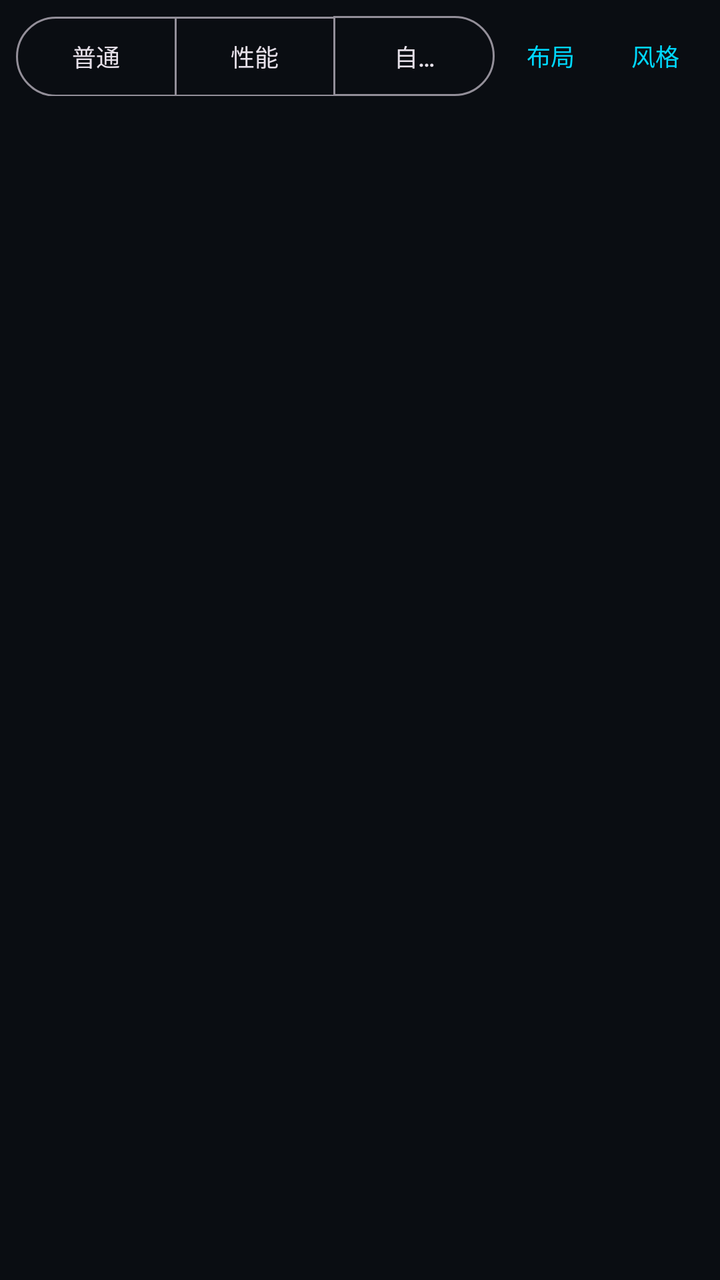
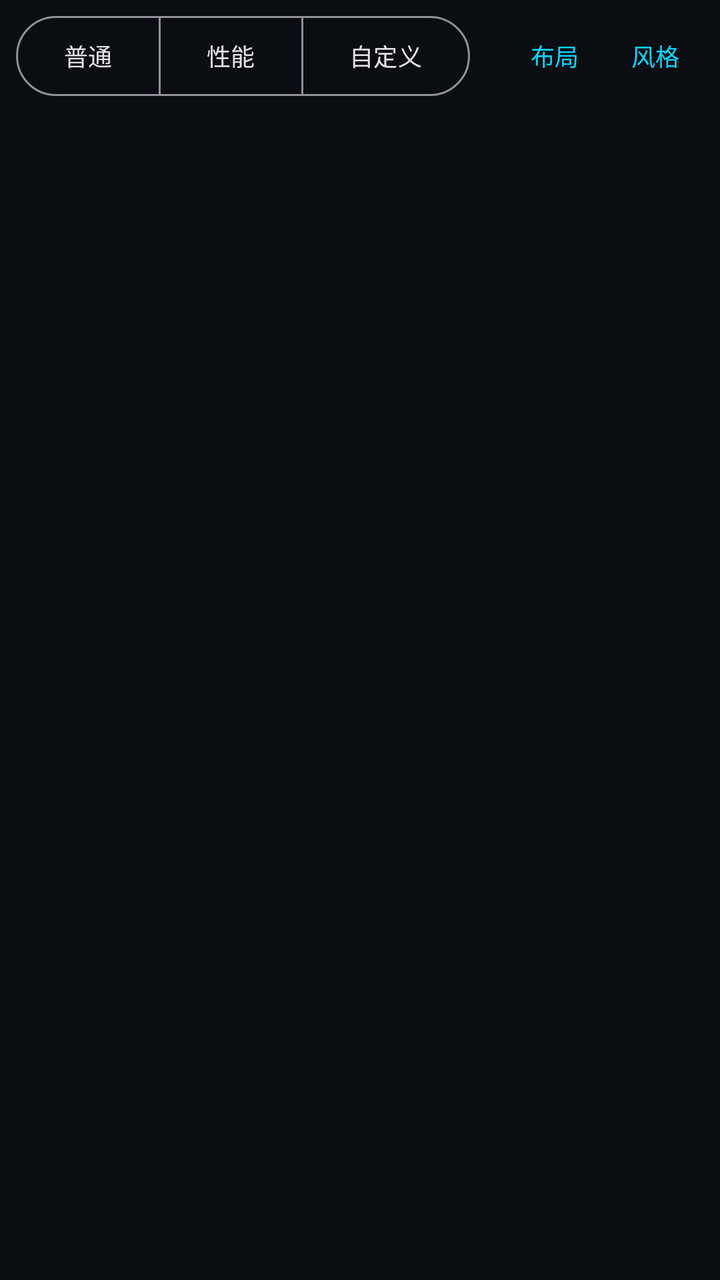

Before-and-after screenshots of an Android layout around one commit, followed by the original layout XML and the change that was made.
<!-- AndroidManifest.xml: application theme Theme.ICarOBD -->
<!-- res/layout/fragment_dash.xml -->
<?xml version="1.0" encoding="utf-8"?>
<LinearLayout xmlns:android="http://schemas.android.com/apk/res/android"
    xmlns:app="http://schemas.android.com/apk/res-auto"
    android:layout_width="match_parent"
    android:layout_height="match_parent"
    android:background="@color/bg"
    android:orientation="vertical">

    
    <LinearLayout
        android:layout_width="match_parent"
        android:layout_height="wrap_content"
        android:gravity="center_vertical"
        android:orientation="horizontal"
        android:paddingStart="8dp"
        android:paddingTop="8dp"
        android:paddingEnd="8dp">

        <com.google.android.material.button.MaterialButtonToggleGroup
            android:id="@+id/dashToggle"
            android:layout_width="0dp"
            android:layout_height="wrap_content"
            android:layout_weight="1"
            app:selectionRequired="true"
            app:singleSelection="true">

            <com.google.android.material.button.MaterialButton
                android:id="@+id/btnDashNormal"
                style="@style/Widget.Material3.Button.OutlinedButton"
                android:layout_width="0dp"
                android:layout_height="40dp"
                android:layout_weight="1"
                android:insetTop="0dp"
                android:insetBottom="0dp"
                android:text="普通"
                android:textSize="12sp" />

            <com.google.android.material.button.MaterialButton
                android:id="@+id/btnDashPerf"
                style="@style/Widget.Material3.Button.OutlinedButton"
                android:layout_width="0dp"
                android:layout_height="40dp"
                android:layout_weight="1"
                android:insetTop="0dp"
                android:insetBottom="0dp"
                android:text="性能"
                android:textSize="12sp" />

            <com.google.android.material.button.MaterialButton
                android:id="@+id/btnDashCustom"
                style="@style/Widget.Material3.Button.OutlinedButton"
                android:layout_width="0dp"
                android:layout_height="40dp"
                android:layout_weight="1"
                android:insetTop="0dp"
                android:insetBottom="0dp"
                android:text="自定义"
                android:textSize="12sp" />
        </com.google.android.material.button.MaterialButtonToggleGroup>

        <com.google.android.material.button.MaterialButton
            android:id="@+id/btnDashPreset"
            style="@style/Widget.Material3.Button.TextButton"
            android:layout_width="wrap_content"
            android:layout_height="40dp"
            android:layout_marginStart="4dp"
            android:minWidth="0dp"
            android:paddingStart="8dp"
            android:paddingEnd="8dp"
            android:text="布局"
            android:textSize="12sp" />

        <com.google.android.material.button.MaterialButton
            android:id="@+id/btnDashTheme"
            style="@style/Widget.Material3.Button.TextButton"
            android:layout_width="wrap_content"
            android:layout_height="40dp"
            android:layout_marginStart="4dp"
            android:minWidth="0dp"
            android:paddingStart="8dp"
            android:paddingEnd="8dp"
            android:text="风格"
            android:textSize="12sp" />

        <com.google.android.material.button.MaterialButton
            android:id="@+id/btnEditDash"
            style="@style/Widget.Material3.Button.TextButton"
            android:layout_width="wrap_content"
            android:layout_height="40dp"
            android:layout_marginStart="4dp"
            android:minWidth="0dp"
            android:paddingStart="10dp"
            android:paddingEnd="10dp"
            android:text="编辑"
            android:textSize="12sp"
            android:visibility="gone" />
    </LinearLayout>

    
    <TextView
        android:id="@+id/alertBanner"
        android:layout_width="match_parent"
        android:layout_height="wrap_content"
        android:layout_marginStart="12dp"
        android:layout_marginTop="6dp"
        android:layout_marginEnd="12dp"
        android:background="@drawable/bg_banner"
        android:padding="8dp"
        android:textColor="@color/text_primary"
        android:textSize="13sp"
        android:visibility="gone" />

    
    <FrameLayout
        android:layout_width="match_parent"
        android:layout_height="0dp"
        android:layout_weight="1">

        <FrameLayout
            android:id="@+id/gaugeGrid"
            android:layout_width="match_parent"
            android:layout_height="match_parent" />

        
        <com.icar.obd.ui.lvgl.LvglDashView
            android:id="@+id/lvglDash"
            android:layout_width="match_parent"
            android:layout_height="match_parent"
            android:visibility="gone" />

        <TextView
            android:id="@+id/tvDashEmpty"
            android:layout_width="match_parent"
            android:layout_height="wrap_content"
            android:layout_gravity="center"
            android:gravity="center"
            android:padding="24dp"
            android:text="没有可显示的通道\n请先连接设备并在「PID」页启用通道"
            android:textColor="@color/text_dim"
            android:textSize="14sp"
            android:visibility="gone" />
    </FrameLayout>
</LinearLayout>
<!-- resources referenced by this layout -->
<resources>
  <color name="bg">#FF0A0D12</color>
  <color name="text_dim">#FF5F6E85</color>
  <color name="text_primary">#FFE8EEF7</color>
  <!-- drawable bg_banner (drawable) -->
  <?xml version="1.0" encoding="utf-8"?>
  <shape xmlns:android="http://schemas.android.com/apk/res/android"
      android:shape="rectangle">
      <corners android:radius="10dp" />
      <solid android:color="#33FFB020" />
      <stroke
          android:width="1dp"
          android:color="@color/warn" />
  </shape>
  <style name="Theme.ICarOBD" parent="Theme.Material3.Dark.NoActionBar">
          <item name="colorPrimary">@color/accent</item>
          <item name="colorOnPrimary">@color/bg</item>
          <item name="colorSecondary">@color/accent2</item>
          <item name="android:colorBackground">@color/bg</item>
          <item name="android:statusBarColor">@color/bg</item>
          <item name="android:navigationBarColor">@color/bg_surface</item>
          <item name="android:windowBackground">@color/bg</item>
          <item name="android:textColorPrimary">@color/text_primary</item>
          <item name="android:textColorSecondary">@color/text_secondary</item>
      </style>
  <color name="warn">#FFFFB020</color>
  <color name="accent">#FF00D8FF</color>
  <color name="accent2">#FF7C5CFF</color>
  <color name="bg_surface">#FF141A23</color>
  <color name="text_secondary">#FF9AA8BC</color>
</resources>

<!-- the commit's change to res/layout/fragment_dash.xml (unified diff, before → after) -->
@@ -16,47 +16,59 @@
         android:paddingTop="8dp"
         android:paddingEnd="8dp">
 
+        
         <com.google.android.material.button.MaterialButtonToggleGroup
             android:id="@+id/dashToggle"
-            android:layout_width="0dp"
+            android:layout_width="wrap_content"
             android:layout_height="wrap_content"
-            android:layout_weight="1"
             app:selectionRequired="true"
             app:singleSelection="true">
 
             <com.google.android.material.button.MaterialButton
                 android:id="@+id/btnDashNormal"
                 style="@style/Widget.Material3.Button.OutlinedButton"
-                android:layout_width="0dp"
+                android:layout_width="wrap_content"
                 android:layout_height="40dp"
-                android:layout_weight="1"
                 android:insetTop="0dp"
                 android:insetBottom="0dp"
+                android:minWidth="64dp"
+                android:paddingStart="14dp"
+                android:paddingEnd="14dp"
                 android:text="普通"
                 android:textSize="12sp" />
 
             <com.google.android.material.button.MaterialButton
                 android:id="@+id/btnDashPerf"
                 style="@style/Widget.Material3.Button.OutlinedButton"
-                android:layout_width="0dp"
+                android:layout_width="wrap_content"
                 android:layout_height="40dp"
-                android:layout_weight="1"
                 android:insetTop="0dp"
                 android:insetBottom="0dp"
+                android:minWidth="64dp"
+                android:paddingStart="14dp"
+                android:paddingEnd="14dp"
                 android:text="性能"
                 android:textSize="12sp" />
 
             <com.google.android.material.button.MaterialButton
                 android:id="@+id/btnDashCustom"
                 style="@style/Widget.Material3.Button.OutlinedButton"
-                android:layout_width="0dp"
+                android:layout_width="wrap_content"
                 android:layout_height="40dp"
-                android:layout_weight="1"
                 android:insetTop="0dp"
                 android:insetBottom="0dp"
+                android:minWidth="64dp"
+                android:paddingStart="14dp"
+                android:paddingEnd="14dp"
                 android:text="自定义"
                 android:textSize="12sp" />
         </com.google.android.material.button.MaterialButtonToggleGroup>
+
+        
+        <View
+            android:layout_width="0dp"
+            android:layout_height="1dp"
+            android:layout_weight="1" />
 
         <com.google.android.material.button.MaterialButton
             android:id="@+id/btnDashPreset"
@@ -65,8 +77,8 @@
             android:layout_height="40dp"
             android:layout_marginStart="4dp"
             android:minWidth="0dp"
-            android:paddingStart="8dp"
-            android:paddingEnd="8dp"
+            android:paddingStart="12dp"
+            android:paddingEnd="12dp"
             android:text="布局"
             android:textSize="12sp" />
 
@@ -75,10 +87,10 @@
             style="@style/Widget.Material3.Button.TextButton"
             android:layout_width="wrap_content"
             android:layout_height="40dp"
-            android:layout_marginStart="4dp"
+            android:layout_marginStart="2dp"
             android:minWidth="0dp"
-            android:paddingStart="8dp"
-            android:paddingEnd="8dp"
+            android:paddingStart="12dp"
+            android:paddingEnd="12dp"
             android:text="风格"
             android:textSize="12sp" />
 
@@ -87,10 +99,10 @@
             style="@style/Widget.Material3.Button.TextButton"
             android:layout_width="wrap_content"
             android:layout_height="40dp"
-            android:layout_marginStart="4dp"
+            android:layout_marginStart="2dp"
             android:minWidth="0dp"
-            android:paddingStart="10dp"
-            android:paddingEnd="10dp"
+            android:paddingStart="12dp"
+            android:paddingEnd="12dp"
             android:text="编辑"
             android:textSize="12sp"
             android:visibility="gone" />
